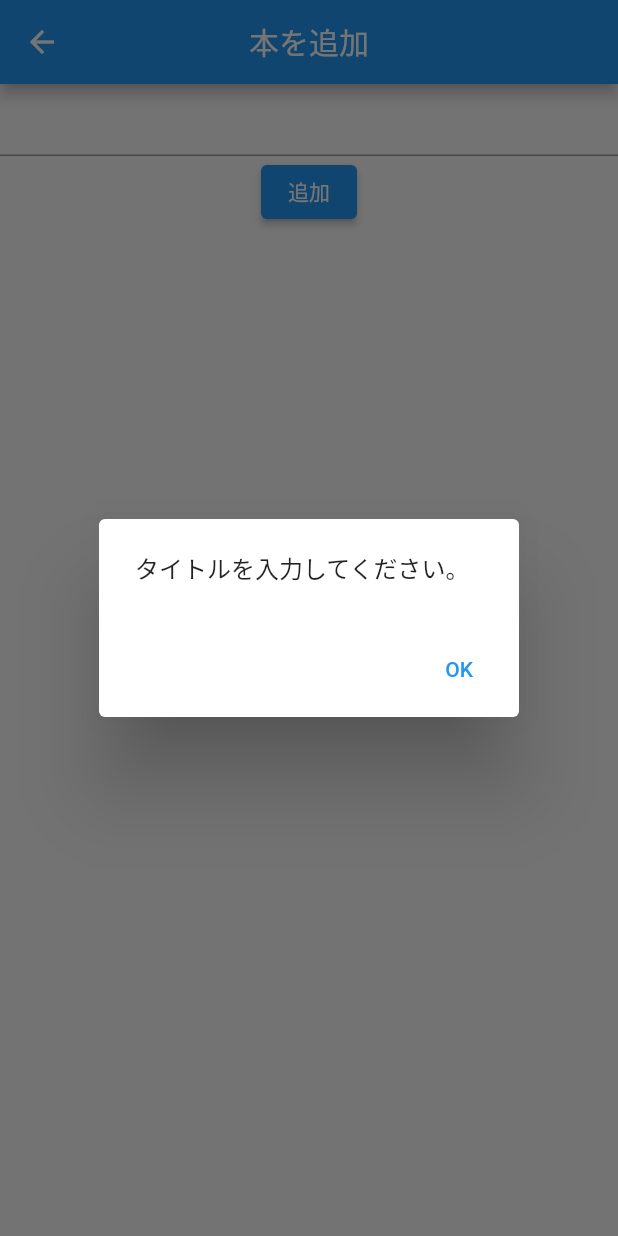
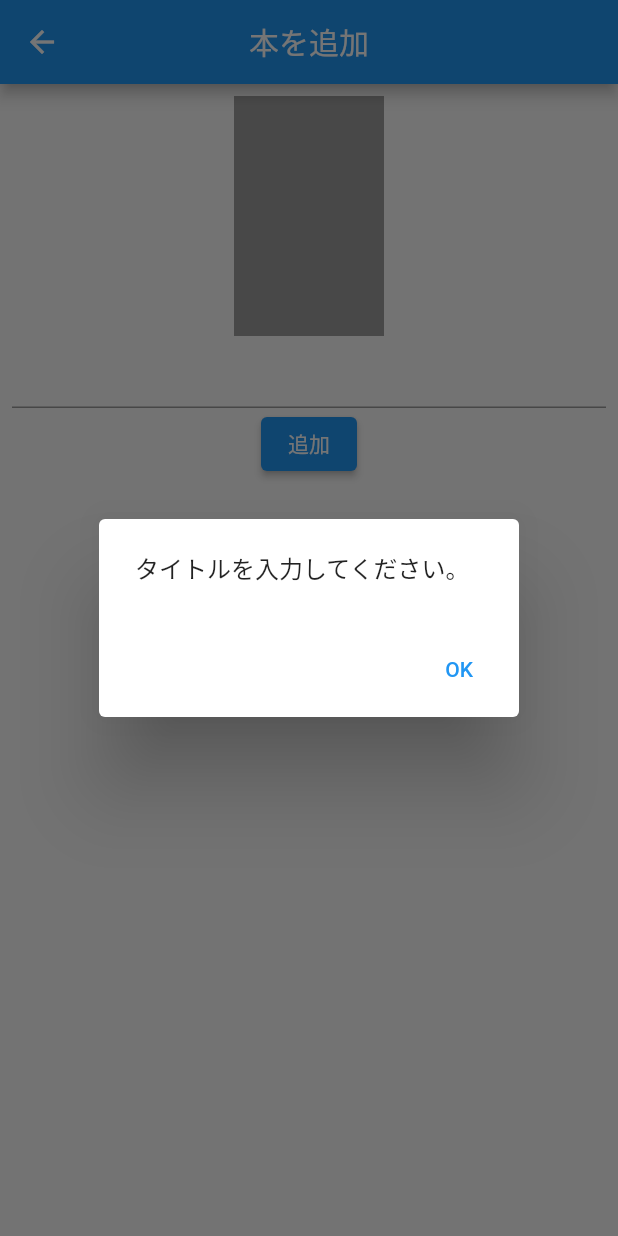
Before and after one commit to MaitakeKojiro/f_study, a Flutter app: the AddBookPage screen opened directly, after a tap on "追加", on a phone screen of 412 x 824 dp. Run offline on Flutter 3.47's test engine with Material 2 defaults, Android fonts, the phone set to English and light mode, and no system bars; our stand-ins replace cloud_firestore, firebase_auth, firebase_core, firebase_storage, image_picker; accounts and stored records are empty.

```diff
--- a/lib/domain/book.dart
+++ b/lib/domain/book.dart
@@ -5,7 +5,9 @@ class Book {
   Book(DocumentSnapshot doc) {
     documentID = doc.id;
     title = doc.data()['title'];
+    imageURL = doc.data()['imageURL'];
   }
   String documentID;
   String title;
+  String imageURL;
 }
--- a/lib/presentation/add_book/add_book_model.dart
+++ b/lib/presentation/add_book/add_book_model.dart
@@ -1,20 +1,45 @@
+import 'dart:io';
+
 import 'package:cloud_firestore/cloud_firestore.dart';
 import 'package:example/domain/book.dart';
+import 'package:firebase_storage/firebase_storage.dart';
 import 'package:flutter/material.dart';
+import 'package:image_picker/image_picker.dart';
 
 // Firestoreに値を追加するモデル
 class AddBookModel extends ChangeNotifier {
   String bookTitle = '';
+  File imageFile;
+  bool isLoading = false;
+
+  startLoading() {
+    isLoading = true;
+    notifyListeners();
+  }
+  endLoading() {
+    isLoading = false;
+    notifyListeners();
+  }
+
+  Future showImagePicker() async {
+    final picker = ImagePicker();
+    final pickedFile = await picker.getImage(source: ImageSource.gallery);
+    imageFile = File(pickedFile.path);
+    notifyListeners();
+  }
 
   Future addBookToFireBase() async {
     // タイトルが空の場合は例外を返す。
     if (bookTitle.isEmpty) {
       throw ('タイトルを入力してください。');
     }
+    final imageURL = await _uploadImage();
+
     // booksコレクションの
     FirebaseFirestore.instance.collection('books').add({
       // titleドキュメントへ追加
       'title': bookTitle,
+      'imageURL': imageURL,
       // データを追加した時間も追加
       'createdAt': Timestamp.now(),
     });
@@ -22,11 +47,24 @@ class AddBookModel extends ChangeNotifier {
 
   // firesotreの値を更新
   Future updateBook(Book book) async {
+    final imageURL = await _uploadImage();
     final document =
         FirebaseFirestore.instance.collection('books').doc(book.documentID);
-    await document.update({
-      'title': bookTitle,
-      'updateAt': Timestamp.now(),
-    });
+    await document.update(
+      {
+        'title': bookTitle,
+        'imageURL': imageURL,
+        'updateAt': Timestamp.now(),
+      },
+    );
+  }
+
+  Future<String> _uploadImage() async {
+    TaskSnapshot snapshot = await FirebaseStorage.instance
+        .ref()
+        .child("books/$bookTitle")
+        .putFile(imageFile);
+    final String downloadUrl = await snapshot.ref.getDownloadURL();
+    return downloadUrl;
   }
 }
--- a/lib/presentation/add_book/add_book_page.dart
+++ b/lib/presentation/add_book/add_book_page.dart
@@ -10,11 +10,10 @@ class AddBookPage extends StatelessWidget {
 
   @override
   Widget build(BuildContext context) {
-
     // 比較演算子で入れてtrue/falseを代入
     final bool isUpdate = book != null;
-    final textEditingController = TextEditingController(); // テキストフィールドの内容を改変するクラス
-
+    final textEditingController =
+        TextEditingController(); // テキストフィールドの内容を改変するクラス
 
     if (isUpdate) {
       textEditingController.text = book.title;
@@ -22,15 +21,34 @@ class AddBookPage extends StatelessWidget {
 
     return ChangeNotifierProvider(
       create: (_) => AddBookModel(),
-      child: Scaffold(
+      child: Stack(
+        children: [
+          Scaffold(
             appBar: AppBar(
               centerTitle: true,
               // 三項演算子でタイトルを変える nullの場合はfalseなので、本を追加になる
               title: Text(isUpdate ? '本を編集' : '本を追加'),
             ),
             body: Consumer<AddBookModel>(builder: (context, model, child) {
-          return Column(
+              return Padding(
+                padding: const EdgeInsets.all(8.0),
+                child: Column(
                   children: <Widget>[
+                    SizedBox(
+                      width: 100,
+                      height: 160,
+                      child: InkWell(
+                        onTap: () async {
+                          // TODO: カメラロールを開く
+                          await model.showImagePicker();
+                        },
+                        child: model.imageFile != null
+                            ? Image.file(model.imageFile)
+                            : Container(
+                                color: Colors.grey,
+                              ),
+                      ),
+                    ),
                     TextField(
                       onChanged: (text) {
                         model.bookTitle = text;
@@ -40,6 +58,7 @@ class AddBookPage extends StatelessWidget {
                     ElevatedButton(
                         child: Text(isUpdate ? '更新する' : '追加'),
                         onPressed: () async {
+                          model.startLoading();
                           if (isUpdate) {
                             // firestoreの本を更新
                             await updateBook(context, model);
@@ -47,10 +66,25 @@ class AddBookPage extends StatelessWidget {
                             // firestoreに本を追加
                             await addBook(context, model);
                           }
-                  })
+                          model.endLoading();
+                        },
+                    ),
                   ],
+                ),
               );
             }),
+          ),
+          Consumer<AddBookModel>(builder: (context, model, child) {
+            return model.isLoading
+                ? Container(
+                    color: Colors.grey.withOpacity(0.7),
+                    child: Center(
+                      child: CircularProgressIndicator(),
+                    ),
+                  )
+                : SizedBox();
+          }),
+        ],
       ),
     );
   }
--- a/lib/presentation/book_list/book_list_page.dart
+++ b/lib/presentation/book_list/book_list_page.dart
@@ -20,6 +20,7 @@ class BookListPage extends StatelessWidget {
             final listTiles = books
                 .map(
                   (book) => ListTile(
+                    leading: Image.network(book.imageURL != null ?book.imageURL:'https://i.gzn.jp/img/2018/01/15/google-gorilla-ban/00.jpg'),
                     title: Text(book.title),
                     trailing: IconButton(
                       icon: Icon(Icons.edit),
--- a/pubspec.yaml
+++ b/pubspec.yaml
@@ -16,6 +16,8 @@ dependencies:
   firebase_core: ^1.0.3
   cloud_firestore: ^1.0.4
   firebase_auth: ^1.2.0
+  image_picker: ^0.7.5+3
+  firebase_storage: ^8.1.0
 
 dev_dependencies:
   flutter_test:
```
Also changed, not shown: lib/presentation/main/main.dart (+9 -0 lines), pubspec.lock, 1 other file. Lines whose indentation alone changed are shown as unchanged.
